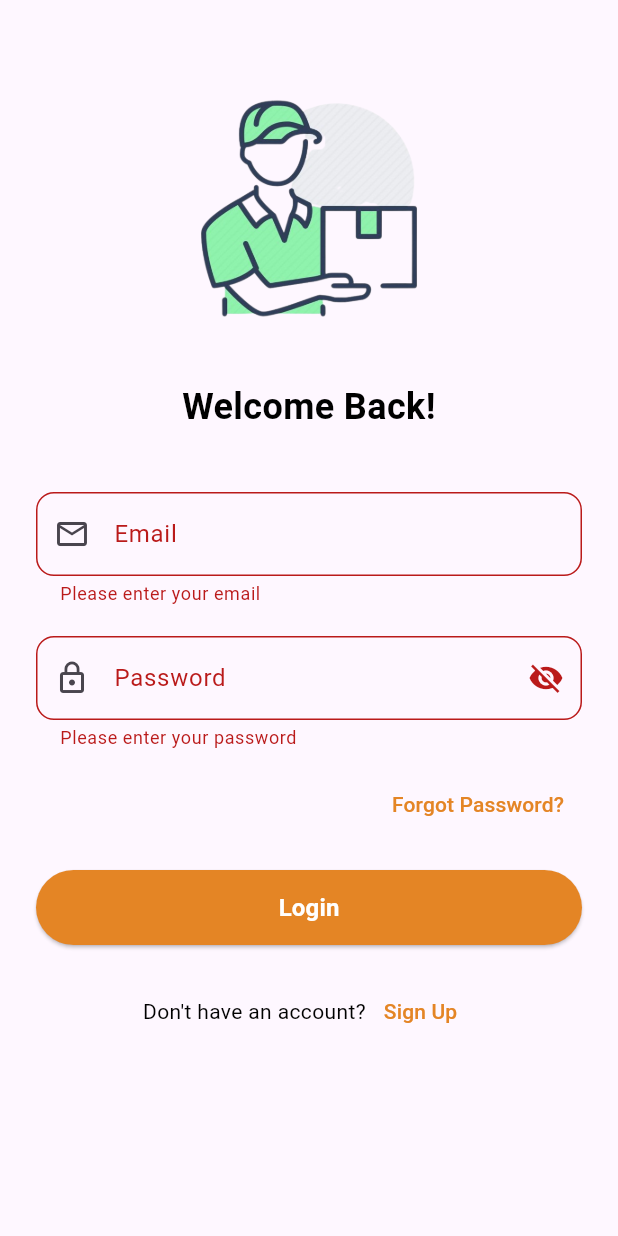
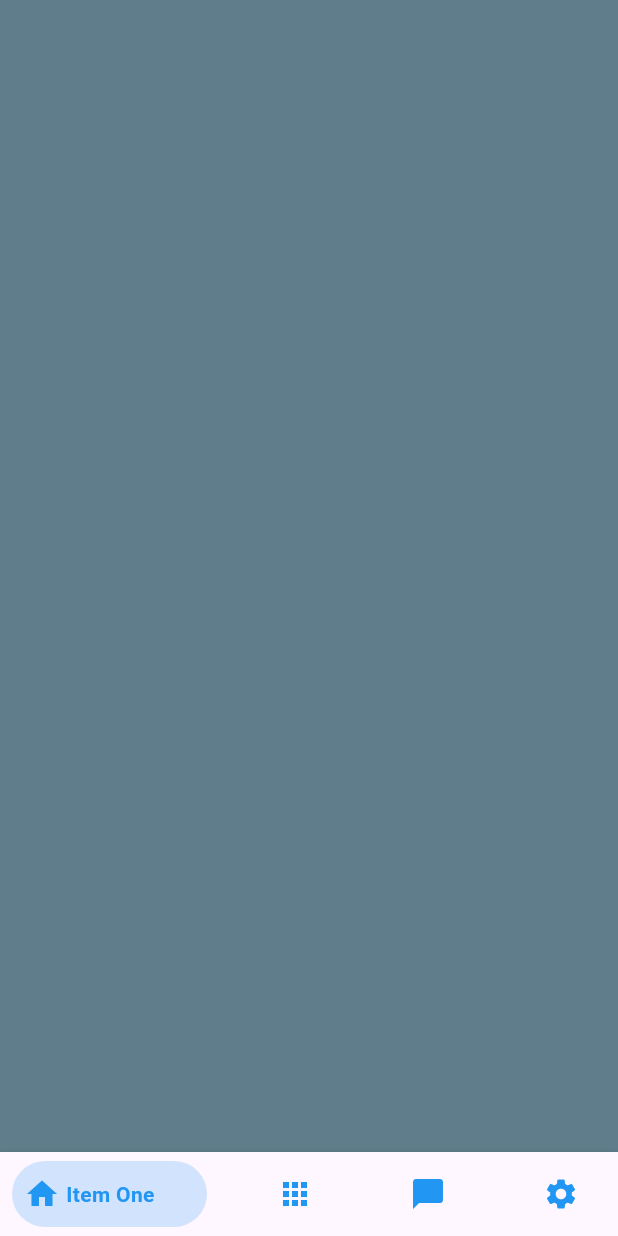
Before and after one commit to AbdulsemedM/Courier-App, a Flutter app: the screen it shows after launch, after a tap on "Login", on a phone screen of 412 x 824 dp. Run offline on Flutter 3.47's test engine with Material 3 defaults, Android fonts, the phone set to English and light mode, and no system bars; drawn by our look-alikes of bottom_navy_bar; our stand-ins replace flutter_bloc, flutter_secure_storage; Roboto replaces fonts that are missing (Poppins).

Commit message:
dashboard added

```diff
--- /dev/null
+++ b/lib/features/dashboard/presentation/dashboard_screen.dart
@@ -0,0 +1,70 @@
+import 'package:bottom_navy_bar/bottom_navy_bar.dart';
+import 'package:flutter/material.dart';
+
+class DashboardScreen extends StatefulWidget {
+  const DashboardScreen({super.key});
+
+  @override
+  State<DashboardScreen> createState() => _DashboardScreenState();
+}
+
+class _DashboardScreenState extends State<DashboardScreen> {
+  int _currentIndex = 0;
+  late PageController _pageController;
+
+  @override
+  void initState() {
+    super.initState();
+    _pageController = PageController();
+  }
+
+  @override
+  void dispose() {
+    _pageController.dispose();
+    super.dispose();
+  }
+
+  @override
+  Widget build(BuildContext context) {
+    return Scaffold(
+      // appBar: AppBar(title: Text("Bottom Nav Bar")),
+      body: SizedBox.expand(
+        child: PageView(
+          controller: _pageController,
+          onPageChanged: (index) {
+            setState(() => _currentIndex = index);
+          },
+          children: <Widget>[
+            Container(
+              color: Colors.blueGrey,
+            ),
+            Container(
+              color: Colors.red,
+            ),
+            Container(
+              color: Colors.green,
+            ),
+            Container(
+              color: Colors.blue,
+            ),
+          ],
+        ),
+      ),
+      bottomNavigationBar: BottomNavyBar(
+        selectedIndex: _currentIndex,
+        onItemSelected: (index) {
+          setState(() => _currentIndex = index);
+          _pageController.jumpToPage(index);
+        },
+        items: <BottomNavyBarItem>[
+          BottomNavyBarItem(title: Text('Item One'), icon: Icon(Icons.home)),
+          BottomNavyBarItem(title: Text('Item Two'), icon: Icon(Icons.apps)),
+          BottomNavyBarItem(
+              title: Text('Item Three'), icon: Icon(Icons.chat_bubble)),
+          BottomNavyBarItem(
+              title: Text('Item Four'), icon: Icon(Icons.settings)),
+        ],
+      ),
+    );
+  }
+}
--- a/lib/features/login/presentation/screen/login_screen.dart
+++ b/lib/features/login/presentation/screen/login_screen.dart
@@ -1,6 +1,7 @@
 import 'package:courier_app/app/app_button.dart';
 import 'package:courier_app/app/utils/app_colors.dart';
 import 'package:courier_app/app/utils/app_themes.dart';
+import 'package:courier_app/features/dashboard/presentation/dashboard_screen.dart';
 import 'package:flutter/material.dart';
 
 class LoginScreen extends StatefulWidget {
@@ -123,9 +124,13 @@ class _LoginScreenState extends State<LoginScreen> {
                 MyButton(
                   height: 50,
                   onPressed: () {
-                    if (_formKey.currentState!.validate()) {
-                      // Handle login logic here
-                    }
+                    Navigator.pushReplacement(
+                        context,
+                        MaterialPageRoute(
+                            builder: (context) => const DashboardScreen()));
+                    // if (_formKey.currentState!.validate()) {
+                    //   // Handle login logic here
+                    // }
                   },
                   buttonText: const Text(
                     'Login',
```
